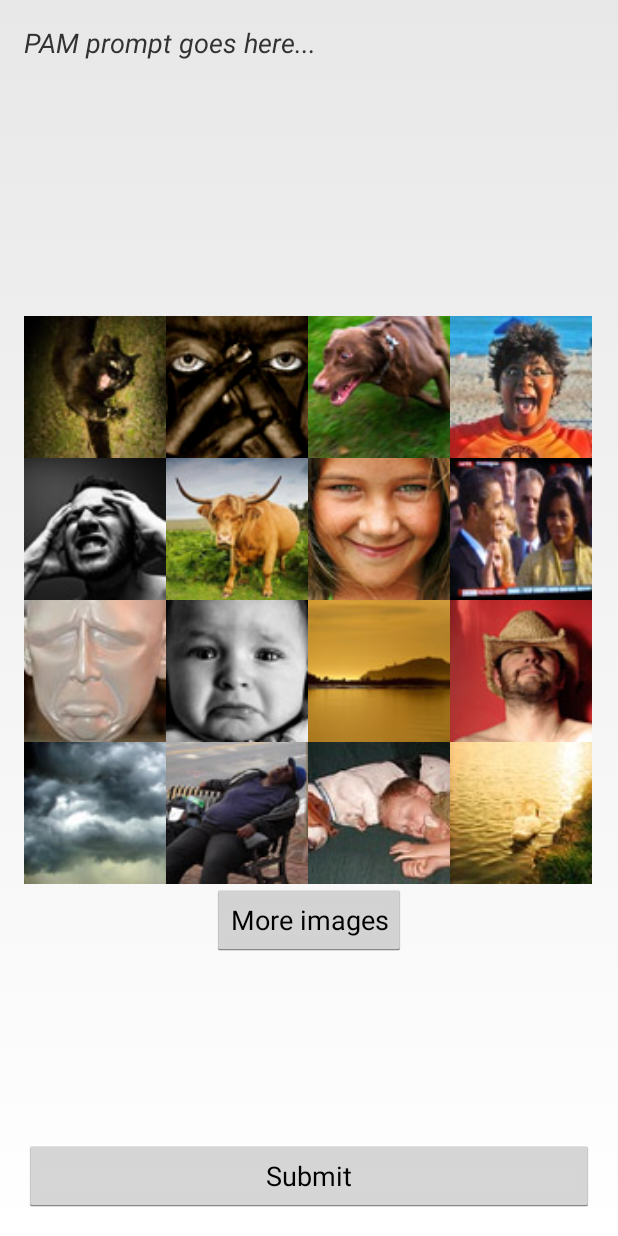
After one commit to philadams-zz/Meter, an Android app: the PAMActivity screen opened directly, with no data from a screen before it, on a phone screen of 412 x 824 dp. The commit adds this screen. Run offline under Robolectric (Android 15) with nearby library versions, the phone set to English and light mode, and no system bars.

Commit message:
add PAM meter

```diff
--- a/app/src/main/AndroidManifest.xml
+++ b/app/src/main/AndroidManifest.xml
@@ -67,6 +67,16 @@
       </intent-filter>
     </activity>
 
+    <activity
+        android:name=".PAMActivity"
+        android:label="@string/title_activity_default"
+        android:theme="@style/MeterTheme">
+      <intent-filter>
+        <action android:name="android.intent.action.MAIN" />
+        <category android:name="android.intent.category.DEFAULT" />
+      </intent-filter>
+    </activity>
+
   </application>
 
 </manifest>
--- a/app/src/main/java/edu/cornell/idl/meter/MeterActivity.java
+++ b/app/src/main/java/edu/cornell/idl/meter/MeterActivity.java
@@ -16,6 +16,7 @@ public class MeterActivity extends Activity {
   static final int LAUNCH_NRS = 12;
   static final int LAUNCH_SUURETA = 13;
   static final int LAUNCH_SUPER_VAS = 14;
+  static final int LAUNCH_PAM = 15;
 
   @Override
   protected void onCreate(Bundle savedInstanceState) {
@@ -52,6 +53,9 @@ public class MeterActivity extends Activity {
     if (id == R.id.action_super_vas) {
       startActivityForResult(new Intent(this, SuperVASActivity.class), MeterActivity.LAUNCH_SUPER_VAS);
     }
+    if (id == R.id.action_pam) {
+      startActivityForResult(new Intent(this, PAMActivity.class), MeterActivity.LAUNCH_PAM);
+    }
     return super.onOptionsItemSelected(item);
   }
 
--- a/app/src/main/java/edu/cornell/idl/meter/MeterBaseActivity.java
+++ b/app/src/main/java/edu/cornell/idl/meter/MeterBaseActivity.java
@@ -7,6 +7,9 @@ import android.view.LayoutInflater;
 import android.view.View;
 import android.widget.Button;
 
+/**
+ * TODO force user to do *something* and not submit null results...
+ */
 public abstract class MeterBaseActivity extends Activity {
 
   final static String TAG = "MeterBaseActivity";
--- /dev/null
+++ b/app/src/main/java/edu/cornell/idl/meter/PAMActivity.java
@@ -0,0 +1,157 @@
+package edu.cornell.idl.meter;
+
+import android.content.res.AssetManager;
+import android.graphics.Bitmap;
+import android.graphics.BitmapFactory;
+import android.graphics.PorterDuff;
+import android.os.Bundle;
+import android.util.Log;
+import android.view.View;
+import android.view.ViewGroup;
+import android.widget.AdapterView;
+import android.widget.BaseAdapter;
+import android.widget.Button;
+import android.widget.GridView;
+import android.widget.ImageView;
+import java.io.IOException;
+import java.util.Random;
+
+/**
+ * PAM activity for Meter.
+ */
+public class PAMActivity extends MeterBaseActivity {
+
+  private Button moreImagesButton;
+  private GridView gridView;
+
+  private Random random = new Random();
+
+  private String pam_photo_id;
+  private Bitmap[] images;
+  private int[] imageIds;
+  private int selection = GridView.INVALID_POSITION;
+  public static final String[] IMAGE_FOLDERS = new String[] {
+      "1_afraid",
+      "2_tense",
+      "3_excited",
+      "4_delighted",
+      "5_frustrated",
+      "6_angry",
+      "7_happy",
+      "8_glad",
+      "9_miserable",
+      "10_sad",
+      "11_calm",
+      "12_satisfied",
+      "13_gloomy",
+      "14_tired",
+      "15_sleepy",
+      "16_serene"
+  };
+
+  protected void onCreate(Bundle savedInstanceState) {
+    super.onCreate(savedInstanceState);
+
+    // set up more images button
+    moreImagesButton = (Button) findViewById(R.id.pam_more_images);
+    moreImagesButton.setOnClickListener(new View.OnClickListener() {
+      @Override public void onClick(View view) {
+        loadImages();
+        setupPAM();
+      }
+    });
+
+    gridView = (GridView) findViewById(R.id.pam_grid_view);
+
+    loadImages();
+    setupPAM();
+  }
+
+  /**
+   * load images from PAM assets,
+   * randomly selecting 1 image from each emotion folder
+   */
+  private void loadImages() {
+    selection = GridView.INVALID_POSITION;
+    images = new Bitmap[IMAGE_FOLDERS.length];
+    imageIds = new int[IMAGE_FOLDERS.length];
+
+    AssetManager assetManager = getResources().getAssets();
+    String subfolder;
+    for (int i = 0; i < IMAGE_FOLDERS.length; i++) {
+      subfolder = "pam_images/" + IMAGE_FOLDERS[i];
+      try {
+        String filename = assetManager.list(subfolder)[random.nextInt(3)];
+        images[i] = BitmapFactory.decodeStream(assetManager.open(subfolder + "/" + filename));
+        imageIds[i] = filename.split("_")[1].charAt(0) - '0';
+      } catch (IOException e) {
+        e.printStackTrace();
+      }
+    }
+  }
+
+  /**
+   * configure gridview with adapter and current set of Bitmap[] images
+   */
+  private void setupPAM() {
+    gridView.setAdapter(new BaseAdapter() {
+
+      @Override public int getCount() {
+        return images.length;
+      }
+
+      @Override public Object getItem(int i) {
+        return null;
+      }
+
+      @Override public long getItemId(int i) {
+        return 0;
+      }
+
+      @Override public View getView(int position, View convertView, ViewGroup parent) {
+        ImageView imageView;
+        if (null == convertView) {
+          imageView = new ImageView(getApplicationContext());
+          imageView.setLayoutParams(new GridView.LayoutParams(parent.getWidth() / 4, parent.getWidth() / 4));
+          imageView.setScaleType(ImageView.ScaleType.FIT_XY);
+          imageView.setColorFilter(null);
+        } else {
+          imageView = (ImageView) convertView;
+        }
+        imageView.setImageBitmap(images[position]);
+
+        if (position == selection) {
+          highlightSelection(imageView);
+        }
+
+        return imageView;
+      }
+    });
+
+    gridView.setOnItemClickListener(new AdapterView.OnItemClickListener() {
+      @Override public void onItemClick(AdapterView<?> parent, View view, int position, long id) {
+        if (selection != GridView.INVALID_POSITION) {
+          ((ImageView) parent.getChildAt(selection)).setColorFilter(null);
+        }
+        highlightSelection(view);
+        selection = position;
+        Log.d(TAG, String.format("selection=%d", selection));
+        pam_photo_id = IMAGE_FOLDERS[position];
+      }
+    });
+  }
+
+  protected void highlightSelection(View view) {
+    ((ImageView) view).setColorFilter(0xffff9933, PorterDuff.Mode.MULTIPLY);
+  }
+
+  @Override
+  protected int getLayoutResourceId() {
+    return R.layout.activity_pam;
+  }
+
+  @Override
+  protected float getReportedScore() {
+    return (selection != GridView.INVALID_POSITION) ? (float) selection : -1.0f;
+  }
+}
--- /dev/null
+++ b/app/src/main/res/layout/activity_pam.xml
@@ -0,0 +1,49 @@
+<LinearLayout xmlns:android="http://schemas.android.com/apk/res/android"
+    xmlns:tools="http://schemas.android.com/tools"
+    android:layout_width="match_parent"
+    android:layout_height="match_parent"
+    android:orientation="vertical"
+    android:paddingLeft="@dimen/activity_horizontal_margin"
+    android:paddingRight="@dimen/activity_horizontal_margin"
+    android:paddingTop="@dimen/activity_vertical_margin"
+    android:paddingBottom="@dimen/activity_vertical_margin"
+    tools:context="edu.cornell.idl.meter.PAMActivity">
+
+  <TextView
+      android:text="@string/pam_prompt"
+      android:layout_width="wrap_content"
+      android:layout_height="wrap_content"
+      android:textStyle="italic"/>
+
+  <RelativeLayout
+      android:layout_width="fill_parent"
+      android:layout_height="0dp"
+      android:layout_weight="1">
+
+    <GridView
+        android:id="@+id/pam_grid_view"
+        android:layout_width="wrap_content"
+        android:layout_height="wrap_content"
+        android:numColumns="4"
+        android:layout_centerInParent="true"
+        >
+    </GridView>
+
+    <Button
+        android:id="@+id/pam_more_images"
+        android:layout_width="wrap_content"
+        android:layout_height="wrap_content"
+        android:text="@string/pam_more_images"
+        android:layout_centerHorizontal="true"
+        android:layout_below="@id/pam_grid_view" />
+
+  </RelativeLayout>
+
+  <Button
+      android:id="@+id/submit_button"
+      android:text="@string/button_submit_response"
+      android:layout_width="match_parent"
+      android:layout_height="wrap_content"
+      android:layout_gravity="center"/>
+
+</LinearLayout>
--- a/app/src/main/res/menu/meter.xml
+++ b/app/src/main/res/menu/meter.xml
@@ -21,4 +21,8 @@
       android:title="@string/action_super_vas"
       android:orderInCategory="100"
       android:showAsAction="never" />
+  <item android:id="@+id/action_pam"
+      android:title="@string/action_pam"
+      android:orderInCategory="100"
+      android:showAsAction="never" />
 </menu>
--- a/app/src/main/res/values/strings.xml
+++ b/app/src/main/res/values/strings.xml
@@ -9,6 +9,7 @@
   <string name="action_nrs">NRS</string>
   <string name="action_suureta">Suureta</string>
   <string name="action_super_vas">SuperVAS</string>
+  <string name="action_pam">PAM</string>
 
   <string name="button_submit_response">Submit</string>
 
@@ -22,6 +23,9 @@
 
   <string name="super_vas_prompt">Please indicate your pain level with the following super seek bar:</string>
 
+  <string name="pam_prompt">PAM prompt goes here...</string>
+  <string name="pam_more_images">More images</string>
+
   <string name="title_activity_default">Meter meter</string>
   <string name="hello_world">Hello world!</string>
   <string name="title_activity_meter">Meter</string>
```
